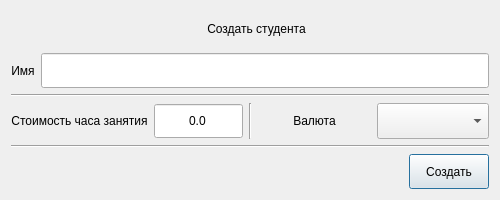
Old version of the form ui_templates/dialogs/create_student.ui in the repository IliaSuponeff/StudentsAccounting.
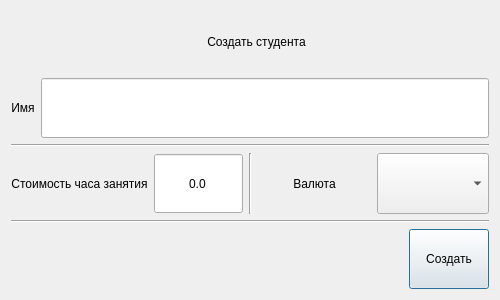
New version of the form.

Commit message: changed_student_eq_signature

Patch:
```diff
--- a/ui_templates/dialogs/create_student.ui
+++ b/ui_templates/dialogs/create_student.ui
@@ -7,19 +7,19 @@
     <x>0</x>
     <y>0</y>
     <width>500</width>
-    <height>200</height>
+    <height>300</height>
    </rect>
   </property>
   <property name="minimumSize">
    <size>
     <width>500</width>
-    <height>200</height>
+    <height>300</height>
    </size>
   </property>
   <property name="maximumSize">
    <size>
     <width>500</width>
-    <height>200</height>
+    <height>300</height>
    </size>
   </property>
   <property name="windowTitle">
```
The commit also changes 4 other files.
